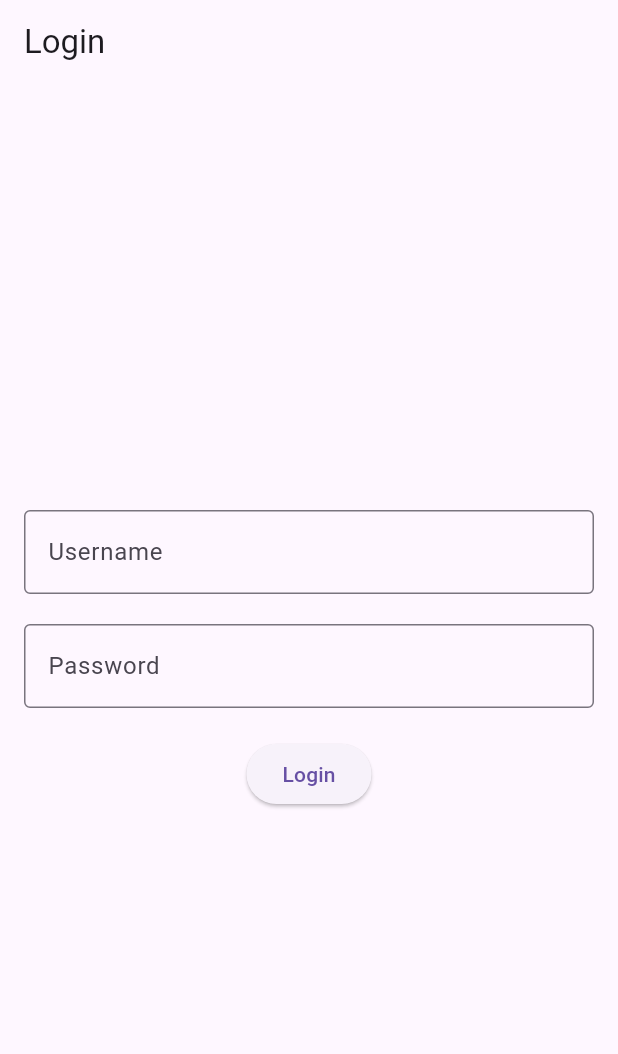
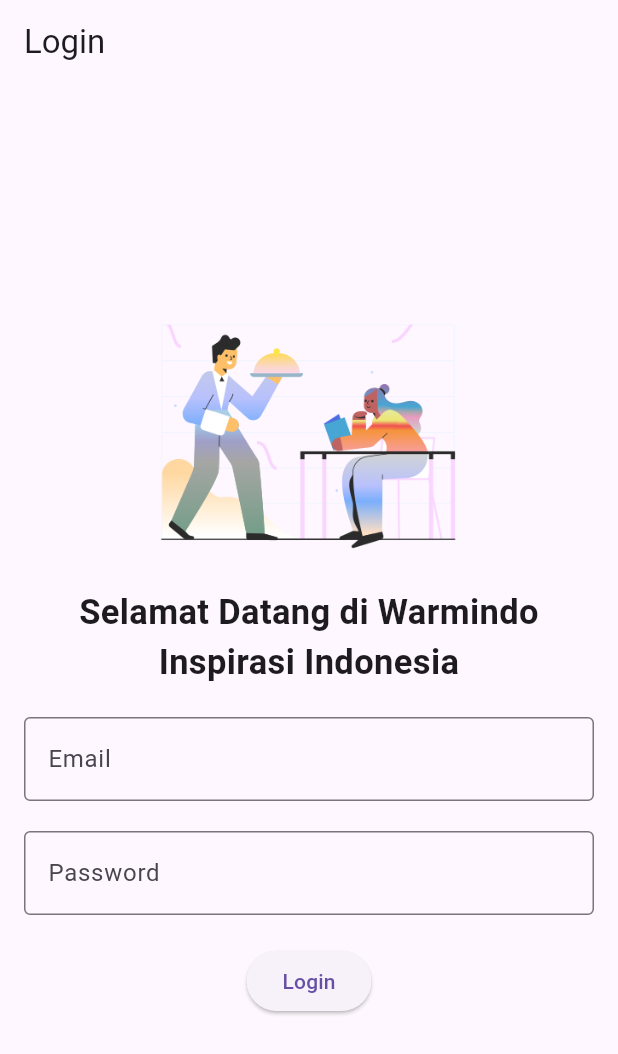
Before and after one commit to MochammadAryaJadmika/warmindo_tugas, a Flutter app: the screen it shows after launch, on a phone screen of 412 x 824 dp. Shown: the top 1054 px of the screen. Run offline on Flutter 3.47's test engine with Material 3 defaults, Android fonts, the light colour scheme and no system bars; our stand-ins replace firebase_auth, firebase_core, firebase_database; accounts and stored records are empty.

Commit message:
insyaallah done

```diff
--- a/lib/data_warung_page.dart
+++ b/lib/data_warung_page.dart
@@ -17,8 +17,8 @@ class _DataWarungState extends State<DataWarungPage> {
     return Container(
       margin: const EdgeInsets.all(10),
       padding: const EdgeInsets.all(10),
-      height: 110,
-      color: Color.fromARGB(255, 254, 138, 105),
+      height: 140,
+      color: Color.fromARGB(255, 217, 192, 226),
       child: SingleChildScrollView(
         child: Column(
           mainAxisAlignment: MainAxisAlignment.center,
--- a/lib/fetch_data_role.dart
+++ b/lib/fetch_data_role.dart
@@ -20,8 +20,8 @@ class _DataRoleFetchState extends State<DataRoleFetch> {
     return Container(
       margin: const EdgeInsets.all(10),
       padding: const EdgeInsets.all(10),
-      height: 110,
-      color: Color.fromARGB(255, 187, 184, 183),
+      height: 140,
+      color: Color.fromARGB(255, 217, 192, 226),
       child: SingleChildScrollView(
         child: Column(
           mainAxisAlignment: MainAxisAlignment.center,
@@ -57,7 +57,7 @@ class _DataRoleFetchState extends State<DataRoleFetch> {
                     children: [
                       Icon(
                         Icons.edit,
-                        color: Theme.of(context).primaryColor,
+                        color: Color.fromARGB(255, 88, 102, 108)
                       ),
                     ],
                   ),
--- a/lib/insert_data_pengguna.dart
+++ b/lib/insert_data_pengguna.dart
@@ -130,7 +130,7 @@ class _DataPenggunaState extends State<DataPenggunaInsert> {
 
                   },
                   child: const Text('Submit Data Pengguna'),
-                  color: Colors.blue,
+                  color: Color.fromARGB(255, 187, 133, 207),
                   textColor: Colors.white,
                   minWidth: 300,
                   height: 40,
--- a/lib/insert_data_role.dart
+++ b/lib/insert_data_role.dart
@@ -100,7 +100,7 @@ class _DataRoleState extends State<DataRoleInsert> {
 
                   },
                   child: const Text('Submit Data Role'),
-                  color: Colors.blue,
+                  color: Color.fromARGB(255, 187, 133, 207),
                   textColor: Colors.white,
                   minWidth: 300,
                   height: 40,
--- a/lib/login_page.dart
+++ b/lib/login_page.dart
@@ -3,7 +3,7 @@ import 'package:flutter/material.dart';
 import 'package:warmindo_tugas/dashboard_page.dart';
 
 class LoginPage extends StatefulWidget {
-  const LoginPage({super.key});
+  const LoginPage({Key? key});
 
   @override
   State<LoginPage> createState() => _LoginPageState();
@@ -17,10 +17,10 @@ class _LoginPageState extends State<LoginPage> {
 
   String _email = "";
   String _password = "";
+
   void _handleLogin() async {
     try {
-      UserCredential userCredential =
-        await _auth.signInWithEmailAndPassword(
+      UserCredential userCredential = await _auth.signInWithEmailAndPassword(
         email: _email,
         password: _password,
       );
@@ -29,9 +29,10 @@ class _LoginPageState extends State<LoginPage> {
         context,
         MaterialPageRoute(
           builder: (context) => DashboardPage(),
-        ));
+        ),
+      );
     } catch (e) {
-      print ("Error During Logged In: $e");
+      print("Error During Logged In: $e");
     }
   }
 
@@ -44,17 +45,36 @@ class _LoginPageState extends State<LoginPage> {
       body: Center(
         child: Padding(
           padding: EdgeInsets.all(16),
-          child: Form(
+          child: SingleChildScrollView(
+            child: Column(
+              mainAxisAlignment: MainAxisAlignment.center,
+              children: [
+                // Gambar dan judul
+                Image.asset(
+                  'assets/images/resto.png', // Sesuaikan dengan path logo Anda
+                  height: 170,
+                ),
+                SizedBox(height: 20),
+                Text(
+                  'Selamat Datang di Warmindo Inspirasi Indonesia',
+                  style: TextStyle(
+                    fontSize: 23,
+                    fontWeight: FontWeight.bold,
+                  ),
+                  textAlign: TextAlign.center,
+                ),
+                SizedBox(height: 20),
+                // Form login
+                Form(
                   key: _formKey,
                   child: Column(
-              mainAxisAlignment: MainAxisAlignment.center,
                     children: [
                       TextFormField(
                         controller: _emailController,
                         keyboardType: TextInputType.emailAddress,
                         decoration: InputDecoration(
                           border: OutlineInputBorder(),
-                    labelText: "Username",
+                          labelText: "Email",
                         ),
                         validator: (value) {
                           if (value == null || value.isEmpty) {
@@ -62,7 +82,7 @@ class _LoginPageState extends State<LoginPage> {
                           }
                           return null;
                         },
-                  onChanged: (value){
+                        onChanged: (value) {
                           setState(() {
                             _email = value;
                           });
@@ -77,7 +97,7 @@ class _LoginPageState extends State<LoginPage> {
                           labelText: "Password",
                         ),
                         validator: (value) {
-                    if (value == null || value.isEmpty){
+                          if (value == null || value.isEmpty) {
                             return "Please Enter Your Password";
                           }
                           return null;
@@ -100,6 +120,9 @@ class _LoginPageState extends State<LoginPage> {
                     ],
                   ),
                 ),
+              ],
+            ),
+          ),
         ),
       ),
     );
--- a/lib/update_data_pengguna.dart
+++ b/lib/update_data_pengguna.dart
@@ -146,7 +146,7 @@ class _UpdateDataPenggunaState extends State<UpdateDataPengguna> {
 
                   },
                   child: const Text('Update Data'),
-                  color: Colors.blue,
+                  color: Color.fromARGB(255, 187, 133, 207),
                   textColor: Colors.white,
                   minWidth: 300,
                   height: 40,
--- a/lib/update_data_role.dart
+++ b/lib/update_data_role.dart
@@ -114,7 +114,7 @@ class _UpdateDataRoleState extends State<UpdateDataRole> {
 
                   },
                   child: const Text('Update Data'),
-                  color: Colors.blue,
+                  color: Color.fromARGB(255, 187, 133, 207),
                   textColor: Colors.white,
                   minWidth: 300,
                   height: 40,
--- a/pubspec.yaml
+++ b/pubspec.yaml
@@ -60,6 +60,8 @@ flutter:
   # included with your application, so that you can use the icons in
   # the material Icons class.
   uses-material-design: true
+  assets:
+    - assets/images/
 
   # To add assets to your application, add an assets section, like this:
   # assets:
```
Also changed, not shown: lib/data_transaksi_page.dart (+17 -3 lines), lib/fetch_data_pengguna.dart (+3 -4 lines), assets/images/resto.png (added). Lines whose indentation alone changed are shown as unchanged.
